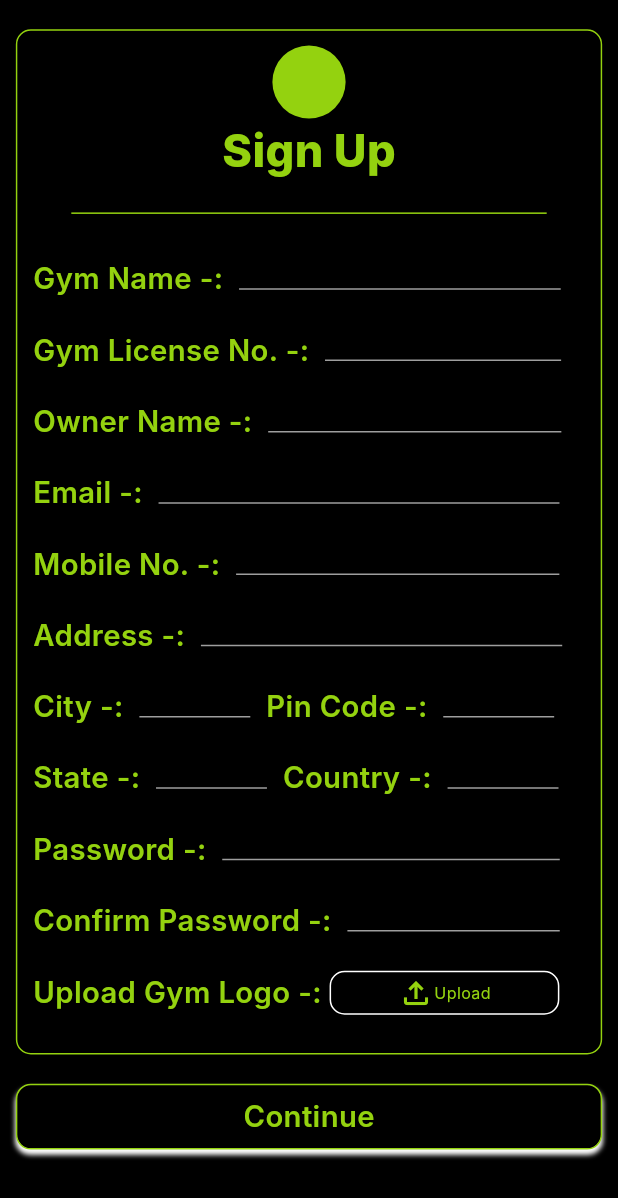
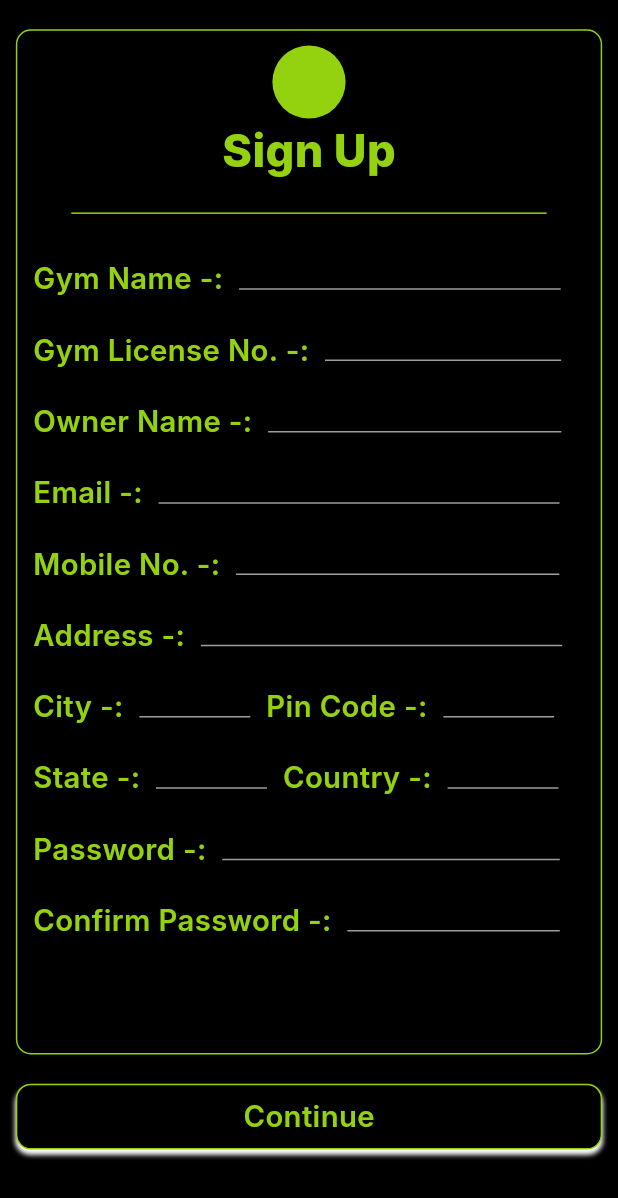
Before and after one commit to Sumeetbharali/360, a Flutter app: the SignUp screen opened by its route, on a phone screen of 412 x 824 dp. Shown: the top 1198 px of the screen. Run offline on Flutter 3.47's test engine with Material 3 defaults, Android fonts, the phone set to English and light mode, and no system bars; our stand-ins replace bloc, firebase_core, flutter_screenutil; accounts and stored records are empty; generated files the repository leaves out were written again; Roboto replaces fonts that are missing (Inter).

Commit message:
signUp model

```diff
--- a/lib/features/auth/presentation/pages/sign_up.dart
+++ b/lib/features/auth/presentation/pages/sign_up.dart
@@ -44,7 +44,9 @@ class SignUp extends StatelessWidget {
                     ),
                   ),
                   verticalSpace(30),
-                  const SignUpBody()
+                  SignUpBody(
+                    onFieldChanged: (value) {},
+                  )
                 ],
               ),
             ),
--- a/lib/features/auth/presentation/widgets/sign_up_body.dart
+++ b/lib/features/auth/presentation/widgets/sign_up_body.dart
@@ -1,84 +1,89 @@
 import 'package:flutter/material.dart';
-import 'package:flutter_screenutil/flutter_screenutil.dart';
 import 'package:gym_management/features/auth/presentation/widgets/signup_field.dart';
 
-import '../../../../core/theme/color_palette.dart';
-import '../../../../core/theme/text_styles.dart';
 import '../../../../core/widgets/space.dart';
 
 class SignUpBody extends StatelessWidget {
-  const SignUpBody({super.key});
+  const SignUpBody({super.key, required this.onFieldChanged});
+
+  final Function(String value) onFieldChanged;
 
   @override
   Widget build(BuildContext context) {
     return Column(
       children: [
-        SignupField(text: "Gym Name", width: 203),
+        SignupField(
+          text: "Gym Name",
+          width: 203,
+          onChanged: onFieldChanged,
+        ),
         verticalSpace(20),
-        SignupField(text: "Gym License No.", width: 149),
+        SignupField(
+            text: "Gym License No.", width: 149, onChanged: onFieldChanged),
         verticalSpace(20),
-        SignupField(text: "Owner Name", width: 185),
+        SignupField(text: "Owner Name", width: 185, onChanged: onFieldChanged),
         verticalSpace(20),
-        SignupField(text: "Email", width: 253),
+        SignupField(text: "Email", width: 253, onChanged: onFieldChanged),
         verticalSpace(20),
-        SignupField(text: "Mobile No.", width: 204),
+        SignupField(text: "Mobile No.", width: 204, onChanged: onFieldChanged),
         verticalSpace(20),
-        SignupField(text: "Address", width: 228),
+        SignupField(text: "Address", width: 228, onChanged: onFieldChanged),
         verticalSpace(20),
         Row(
           children: [
-            SignupField(text: "City", width: 70),
+            SignupField(text: "City", width: 70, onChanged: onFieldChanged),
             horizontalSpace(10),
-            SignupField(text: "Pin Code", width: 70),
+            SignupField(text: "Pin Code", width: 70, onChanged: onFieldChanged),
           ],
         ),
         verticalSpace(20),
         Row(
           children: [
-            SignupField(text: "State", width: 70),
+            SignupField(text: "State", width: 70, onChanged: onFieldChanged),
             horizontalSpace(10),
-            SignupField(text: "Country", width: 70),
+            SignupField(text: "Country", width: 70, onChanged: onFieldChanged),
           ],
         ),
         verticalSpace(20),
-        SignupField(text: "Password", width: 213),
+        SignupField(text: "Password", width: 213, onChanged: onFieldChanged),
         verticalSpace(20),
-        SignupField(text: "Confirm Password", width: 134),
+        SignupField(
+            text: "Confirm Password", width: 134, onChanged: onFieldChanged),
         verticalSpace(20),
-        Row(
-          crossAxisAlignment: CrossAxisAlignment.center,
-          children: [
-            Text(
-              "Upload Gym Logo -:",
-              style: MyTextStyles.fontInter20MainGreenSemiBold,
-            ),
-            GestureDetector(
-                onTap: () {},
-                child: Container(
-                  margin: EdgeInsets.only(left: 5.w),
-                  padding: EdgeInsets.symmetric(horizontal: 20.w),
-                  height: 30.h,
-                  width: 145.w,
-                  decoration: BoxDecoration(
-                      color: Colors.black,
-                      border: Border.all(color: Colors.white),
-                      borderRadius: BorderRadius.circular(10)),
-                  child: Row(
-                    mainAxisAlignment: MainAxisAlignment.center,
-                    children: [
-                      Icon(
-                        Icons.file_upload_outlined,
-                        color: ColorPalette.mainGreen,
-                      ),
-                      Text(
-                        "Upload",
-                        style: MyTextStyles.fontInter11MainGreenRegular,
-                      ),
-                    ],
-                  ),
-                ))
-          ],
-        ),
+        // Row(
+        //   crossAxisAlignment: CrossAxisAlignment.center,
+        //   children: [
+        //     Text(
+        //       "Upload Gym Logo -:",
+        //       style: MyTextStyles.fontInter20MainGreenSemiBold,
+        //     ),
+        //     GestureDetector(
+        //         onTap: () {},
+        //         child: Container(
+        //           margin: EdgeInsets.only(left: 5.w),
+        //           padding: EdgeInsets.symmetric(horizontal: 20.w),
+        //           height: 30.h,
+        //           width: 145.w,
+        //           decoration: BoxDecoration(
+        //               color: Colors.black,
+        //               border: Border.all(color: Colors.white),
+        //               borderRadius: BorderRadius.circular(10)),
+        //           child: Row(
+        //             mainAxisAlignment: MainAxisAlignment.center,
+        //             children: [
+        //               Icon(
+        //                 Icons.file_upload_outlined,
+        //                 color: ColorPalette.mainGreen,
+        //               ),
+        //               Text(
+        //                 "Upload",
+        //                 style: MyTextStyles.fontInter11MainGreenRegular,
+        //               ),
+        //             ],
+        //           ),
+        //         ))
+        //   ],
+        // ),
       ],
     );
   }
--- a/lib/features/auth/presentation/widgets/signup_field.dart
+++ b/lib/features/auth/presentation/widgets/signup_field.dart
@@ -5,8 +5,13 @@ import '../../../../core/theme/text_styles.dart';
 import '../../../../core/widgets/space.dart';
 
 class SignupField extends StatelessWidget {
-  SignupField({super.key, required this.text, required this.width});
+  SignupField(
+      {super.key,
+      required this.text,
+      required this.width,
+      required this.onChanged});
 
+  final Function(String value) onChanged;
   String text;
   int width;
 
@@ -24,6 +29,9 @@ class SignupField extends StatelessWidget {
           height: 15.h,
           width: width.w,
           child: TextFormField(
+            onChanged: (value) {
+              onChanged(value);
+            },
             style: MyTextStyles.fontInter15MainGreenMedium
                 .copyWith(color: Colors.white),
             decoration: const InputDecoration(
```
Also changed, not shown: lib/features/auth/data/models/sign_up_model.dart (added, +44 -0 lines).
